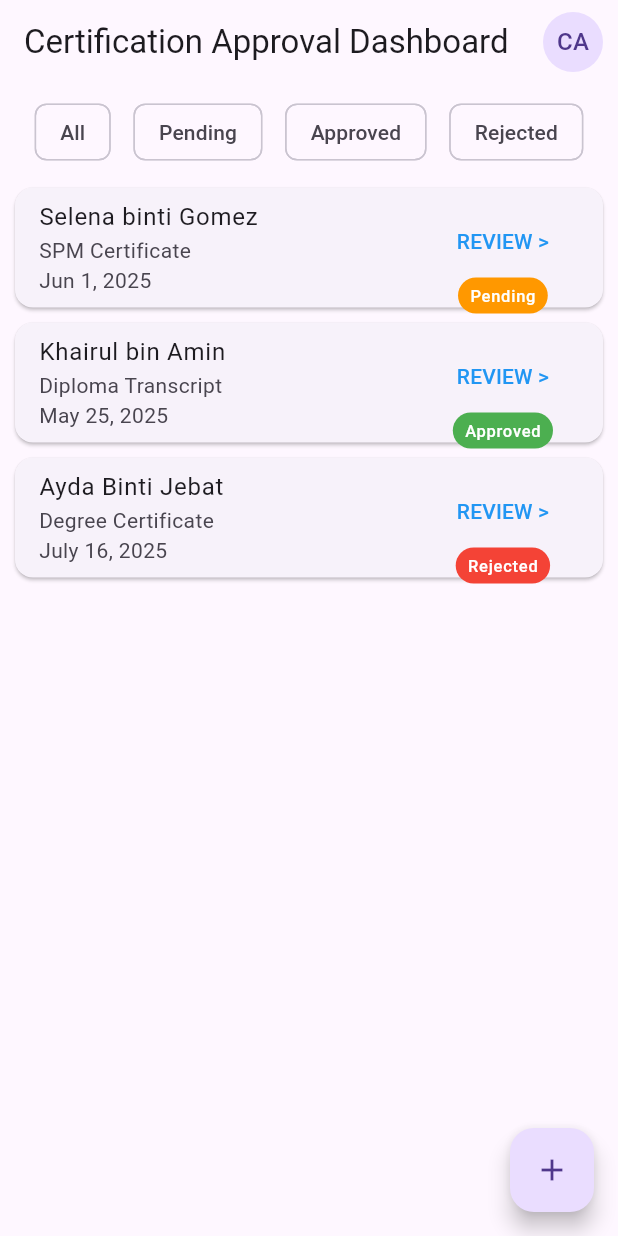
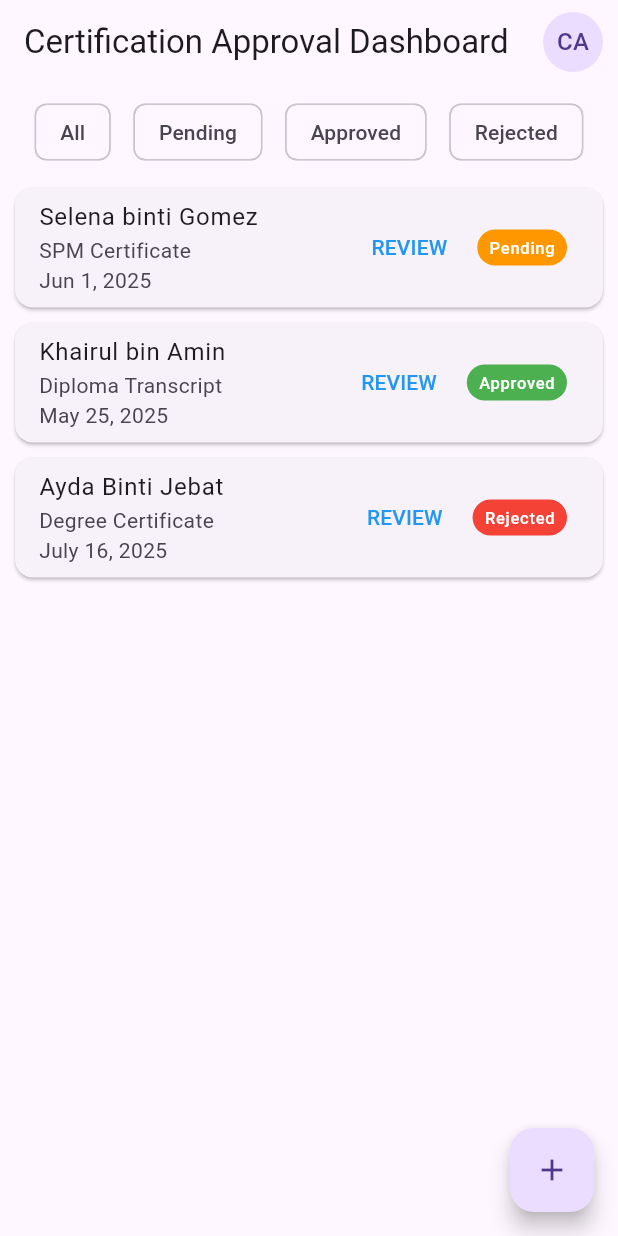
Before and after one commit to SitiFatimah0403/Digital_certificate_project, a Flutter app: the CA_Verification screen opened directly, on a phone screen of 412 x 824 dp. Run offline on Flutter 3.47's test engine with Material 3 defaults, Android fonts, the phone set to English and light mode, and no system bars; our stand-ins replace cloud_firestore, file_picker, firebase_auth, firebase_core, firebase_storage, google_sign_in and 1 more; missing offline and left inert: syncfusion_flutter_pdf; accounts and stored records are empty; statements that could not run were skipped.

Commit message:
CA verification updated (row part)

```diff
--- a/lib/anna/CA_verification.dart
+++ b/lib/anna/CA_verification.dart
@@ -87,8 +87,8 @@ class _CAVerificationState extends State<CA_Verification> {
                       crossAxisAlignment: CrossAxisAlignment.start,
                       children: [Text(doc['title']!), Text(doc['date']!)],
                     ),
-                    trailing: Column(
-                      mainAxisAlignment: MainAxisAlignment.center,
+trailing: Row(
+  mainAxisSize: MainAxisSize.min,
   children: [
     TextButton(
       onPressed: () {
@@ -100,10 +100,11 @@ class _CAVerificationState extends State<CA_Verification> {
         );
       },
       child: Text(
-                            'REVIEW >',
+        'REVIEW',
         style: TextStyle(color: Colors.blue),
       ),
     ),
+    SizedBox(width: 8),
     Container(
       padding: EdgeInsets.symmetric(
         horizontal: 8,
@@ -120,6 +121,7 @@ class _CAVerificationState extends State<CA_Verification> {
     ),
   ],
 ),
+
                   ),
                 );
               },
--- a/lib/main.dart
+++ b/lib/main.dart
@@ -37,7 +37,7 @@ class MyApp extends StatelessWidget {
         '/Signup': (context) => SignUpScreen(),
         '/adminDashboard': (context) => PlaceholderScreen('Admin Dashboard'),
         '/caDashboard': (context) => PlaceholderScreen('CA Dashboard'),
-        '/recipientDashboard': (context) => HomeScreen(),
+        '/recipientDashboard': (context) => BottomNavbar(),
         '/clientDashboard': (context) => PlaceholderScreen('Client'),
         '/viewerDashboard': (context) => PlaceholderScreen('Viewer'),
       },
```
Also changed, not shown: lib/clientDashboard/client_detail.dart (renamed from lib/client/client_detail.dart), lib/clientDashboard/client_screen.dart (renamed from lib/client/client_screen.dart). Lines whose indentation alone changed are shown as unchanged.
